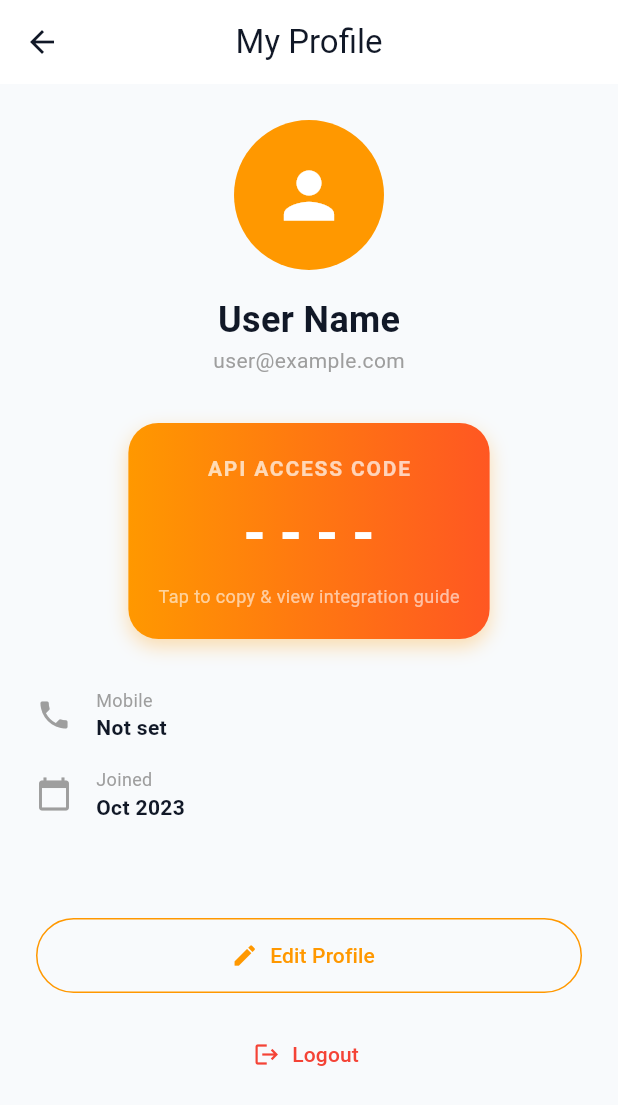
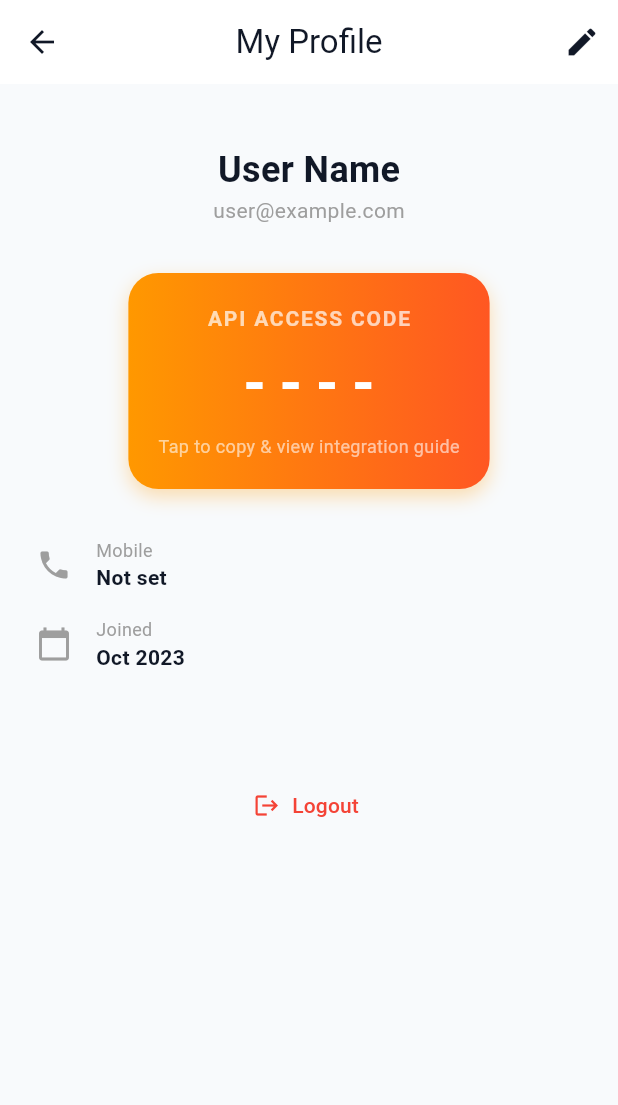
Before and after one commit to allygitrepo/SMSMitra, a Flutter app: the ProfileScreen screen opened directly, on a phone screen of 412 x 824 dp. Shown: the top 1105 px of the screen. Run offline on Flutter 3.47's test engine with Material 3 defaults, Android fonts, the phone set to English and light mode, and no system bars; our stand-ins replace dio, firebase_core, firebase_messaging, flutter_riverpod, go_router, hive_flutter and 3 more; accounts and stored records are empty.

Commit message:
Prrofile edit

```diff
--- a/sms_app/lib/core/constants/api_constants.dart
+++ b/sms_app/lib/core/constants/api_constants.dart
@@ -6,6 +6,7 @@ class ApiConstants {
   static const String register = '/auth/register';
   static const String login = '/auth/login';
   static const String updateToken = '/auth/update-token';
+  static const String updateProfile = '/auth/update-profile';
 
   // SMS Endpoints
   static const String triggerSms = '/sms/trigger';
--- a/sms_app/lib/features/profile/profile_screen.dart
+++ b/sms_app/lib/features/profile/profile_screen.dart
@@ -2,20 +2,72 @@ import 'package:flutter/material.dart';
 import 'package:flutter/services.dart';
 import 'package:flutter_riverpod/flutter_riverpod.dart';
 import 'package:go_router/go_router.dart';
+import 'package:sms_app/core/helpers/snackbar_helper.dart';
 import '../../data/services/storage_service.dart';
 import '../../data/services/auth_service.dart';
 import '../../data/providers/user_provider.dart';
 import '../../core/routes/app_router.dart';
 
-class ProfileScreen extends ConsumerWidget {
+class ProfileScreen extends ConsumerStatefulWidget {
   const ProfileScreen({super.key});
+
+  @override
+  ConsumerState<ProfileScreen> createState() => _ProfileScreenState();
+}
+
+class _ProfileScreenState extends ConsumerState<ProfileScreen> {
+  bool _isEditing = false;
+  bool _isSaving = false;
+  late TextEditingController _nameController;
+  late TextEditingController _phoneController;
+
+  @override
+  void initState() {
+    super.initState();
+    final user = ref.read(userProvider);
+    _nameController = TextEditingController(text: user?.fullName);
+    _phoneController = TextEditingController(text: user?.phoneNumber);
+  }
+
+  @override
+  void dispose() {
+    _nameController.dispose();
+    _phoneController.dispose();
+    super.dispose();
+  }
+
+  Future<void> _handleUpdate() async {
+    final user = ref.read(userProvider);
+    if (user == null) return;
+
+    setState(() => _isSaving = true);
+
+    final result = await AuthService().updateProfile(
+      userId: user.id.toString(),
+      fullName: _nameController.text.trim(),
+      phoneNumber: _phoneController.text.trim(),
+    );
+
+    if (mounted) {
+      setState(() => _isSaving = false);
+      if (result['success']) {
+        ref.read(userProvider.notifier).setUser(result['user']);
+        setState(() => _isEditing = false);
+        MessageHelper.showSuccess(context, 'Profile updated successfully');
+      } else {
+        MessageHelper.showError(context, result['message'] ?? 'Update failed');
+      }
+    }
+  }
 
   void _handleLogout(BuildContext context, WidgetRef ref) {
     showDialog(
       context: context,
       builder: (context) => AlertDialog(
         title: const Text('Confirm Logout'),
-        content: const Text('Are you sure you want to log out from this device?'),
+        content: const Text(
+          'Are you sure you want to log out from this device?',
+        ),
         actions: [
           TextButton(
             onPressed: () => Navigator.pop(context),
@@ -38,57 +90,116 @@ class ProfileScreen extends ConsumerWidget {
   }
 
   @override
-  Widget build(BuildContext context, WidgetRef ref) {
+  Widget build(BuildContext context) {
     final user = ref.watch(userProvider);
 
     return Scaffold(
-      appBar: AppBar(title: const Text('My Profile')),
+      appBar: AppBar(
+        title: const Text('My Profile'),
+        actions: [
+          if (!_isEditing)
+            IconButton(
+              icon: const Icon(Icons.edit),
+              onPressed: () {
+                _nameController.text = user?.fullName ?? '';
+                _phoneController.text = user?.phoneNumber ?? '';
+                setState(() => _isEditing = true);
+              },
+              tooltip: 'Edit Profile',
+            ),
+        ],
+      ),
       body: SingleChildScrollView(
         padding: const EdgeInsets.all(24),
         child: Column(
           children: [
-            const CircleAvatar(
-              radius: 50,
-              backgroundColor: Colors.orange,
-              child: Icon(Icons.person, size: 50, color: Colors.white),
+            const SizedBox(height: 16),
+            if (_isEditing) ...[
+              TextField(
+                controller: _nameController,
+                decoration: const InputDecoration(
+                  labelText: 'Full Name',
+                  prefixIcon: Icon(Icons.person_outline),
+                  border: OutlineInputBorder(),
+                ),
               ),
               const SizedBox(height: 16),
+              TextField(
+                controller: _phoneController,
+                decoration: const InputDecoration(
+                  labelText: 'Mobile Number',
+                  prefixIcon: Icon(Icons.phone_outlined),
+                  border: OutlineInputBorder(),
+                ),
+                keyboardType: TextInputType.phone,
+              ),
+            ] else ...[
               Text(
                 user?.fullName ?? 'User Name',
-              style: const TextStyle(fontSize: 24, fontWeight: FontWeight.bold),
+                style: const TextStyle(
+                  fontSize: 24,
+                  fontWeight: FontWeight.bold,
+                ),
               ),
               Text(
                 user?.email ?? 'user@example.com',
                 style: const TextStyle(color: Colors.grey),
               ),
+            ],
             const SizedBox(height: 32),
 
             _buildCodeCard(context, user?.deviceCode ?? '----'),
 
             const SizedBox(height: 32),
-            _buildInfoTile(Icons.phone, 'Mobile', user?.phoneNumber ?? 'Not set'),
+            if (!_isEditing) ...[
+              _buildInfoTile(
+                Icons.phone,
+                'Mobile',
+                (user?.phoneNumber == null || user!.phoneNumber.isEmpty)
+                    ? 'Not set'
+                    : user.phoneNumber,
+              ),
               _buildInfoTile(Icons.calendar_today, 'Joined', 'Oct 2023'),
+            ],
 
             const SizedBox(height: 48),
-            OutlinedButton.icon(
-              onPressed: () {},
-              icon: const Icon(Icons.edit),
-              label: const Text('Edit Profile'),
-              style: OutlinedButton.styleFrom(
+            if (_isEditing) ...[
+              ElevatedButton(
+                onPressed: _isSaving ? null : _handleUpdate,
+                style: ElevatedButton.styleFrom(
                   minimumSize: const Size(double.infinity, 50),
-                side: const BorderSide(color: Colors.orange),
-                foregroundColor: Colors.orange,
+                  backgroundColor: Colors.orange,
+                  foregroundColor: Colors.white,
                 ),
+                child: _isSaving
+                    ? const SizedBox(
+                        height: 20,
+                        width: 20,
+                        child: CircularProgressIndicator(
+                          color: Colors.white,
+                          strokeWidth: 2,
                         ),
-            const SizedBox(height: 16),
+                      )
+                    : const Text('Save Changes'),
+              ),
+              const SizedBox(height: 12),
+              TextButton(
+                onPressed: () => setState(() => _isEditing = false),
+                child: const Text('Cancel'),
+              ),
+            ] else ...[
               TextButton.icon(
                 onPressed: () => _handleLogout(context, ref),
                 icon: const Icon(Icons.logout, color: Colors.red),
-              label: const Text('Logout', style: TextStyle(color: Colors.red)),
+                label: const Text(
+                  'Logout',
+                  style: TextStyle(color: Colors.red),
+                ),
                 style: TextButton.styleFrom(
                   minimumSize: const Size(double.infinity, 50),
                 ),
               ),
+            ],
           ],
         ),
       ),
@@ -99,12 +210,9 @@ class ProfileScreen extends ConsumerWidget {
     return GestureDetector(
       onTap: () {
         Clipboard.setData(ClipboardData(text: code));
-        ScaffoldMessenger.of(context).showSnackBar(
-          SnackBar(
-            content: Text('Access Code $code copied to clipboard'),
-            backgroundColor: Colors.orange,
-            behavior: SnackBarBehavior.floating,
-          ),
+        MessageHelper.showSuccess(
+          context,
+          'Access Code $code copied to clipboard',
         );
         context.push(AppRouter.apiIntegration);
       },
@@ -164,7 +272,10 @@ class ProfileScreen extends ConsumerWidget {
           Column(
             crossAxisAlignment: CrossAxisAlignment.start,
             children: [
-              Text(label, style: const TextStyle(color: Colors.grey, fontSize: 12)),
+              Text(
+                label,
+                style: const TextStyle(color: Colors.grey, fontSize: 12),
+              ),
               Text(value, style: const TextStyle(fontWeight: FontWeight.w600)),
             ],
           ),
```
Also changed, not shown: sms_app/lib/data/services/auth_service.dart (+33 -0 lines), 2 other files. Lines whose indentation alone changed are shown as unchanged.
